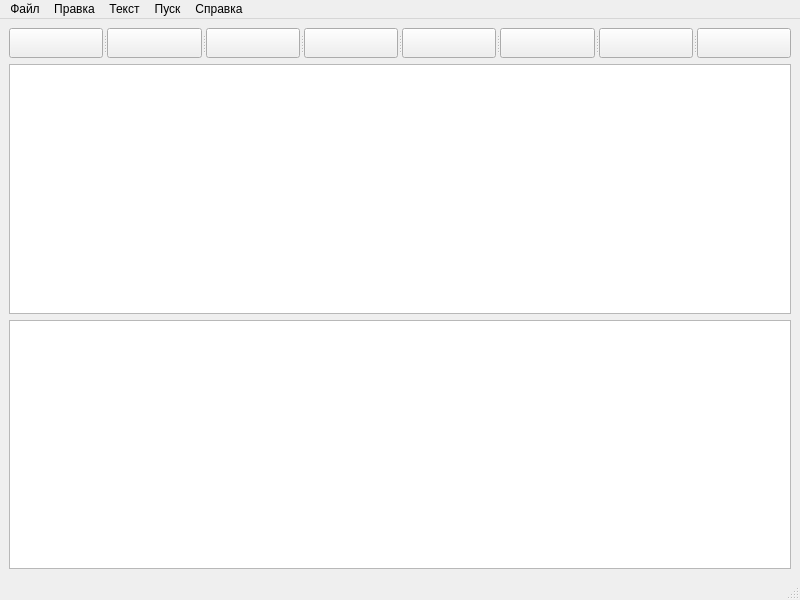
This is mainwindow.ui in Rokli/Compiler as Qt 5 draws it before an edit. The edited form follows.
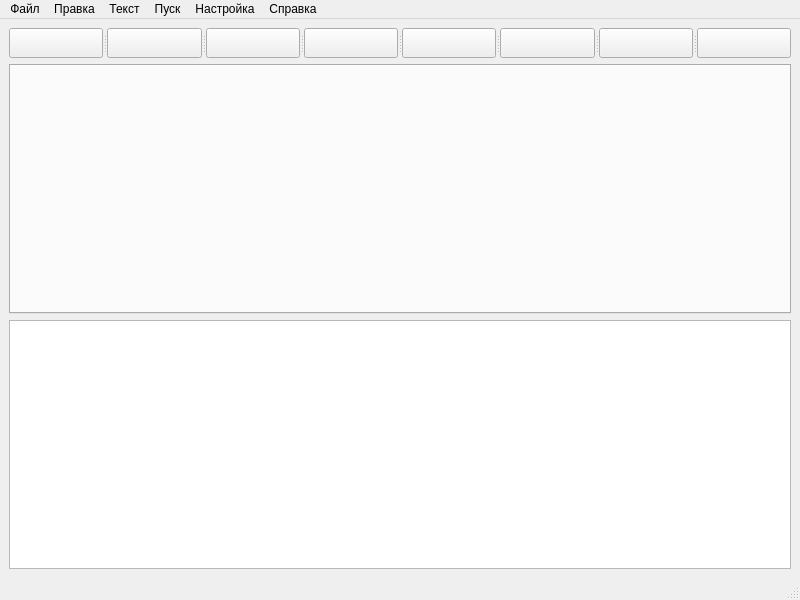
This is the edited form. Icons and pictures are not drawn.

Commit message: line numbers and the new CodeEditor class

```diff
--- a/mainwindow.ui
+++ b/mainwindow.ui
@@ -93,9 +93,9 @@
      </widget>
     </item>
     <item>
-     <widget class="QPlainTextEdit" name="textDocument">
-      <property name="plainText">
-       <string/>
+     <widget class="QTabWidget" name="tabWidget">
+      <property name="currentIndex">
+       <number>-1</number>
       </property>
      </widget>
     </item>
@@ -161,10 +161,18 @@
     <addaction name="callReference"/>
     <addaction name="aboutReference"/>
    </widget>
+   <widget class="QMenu" name="settings">
+    <property name="title">
+     <string>Настройка</string>
+    </property>
+    <addaction name="action"/>
+    <addaction name="action_2"/>
+   </widget>
    <addaction name="menuFile"/>
    <addaction name="menuEditor"/>
    <addaction name="menuText"/>
    <addaction name="command"/>
+   <addaction name="settings"/>
    <addaction name="reference"/>
   </widget>
   <action name="create">
```
Left out of the diff: 12 changed lines with no effect on the pictures. The commit also changes 12 other files.
